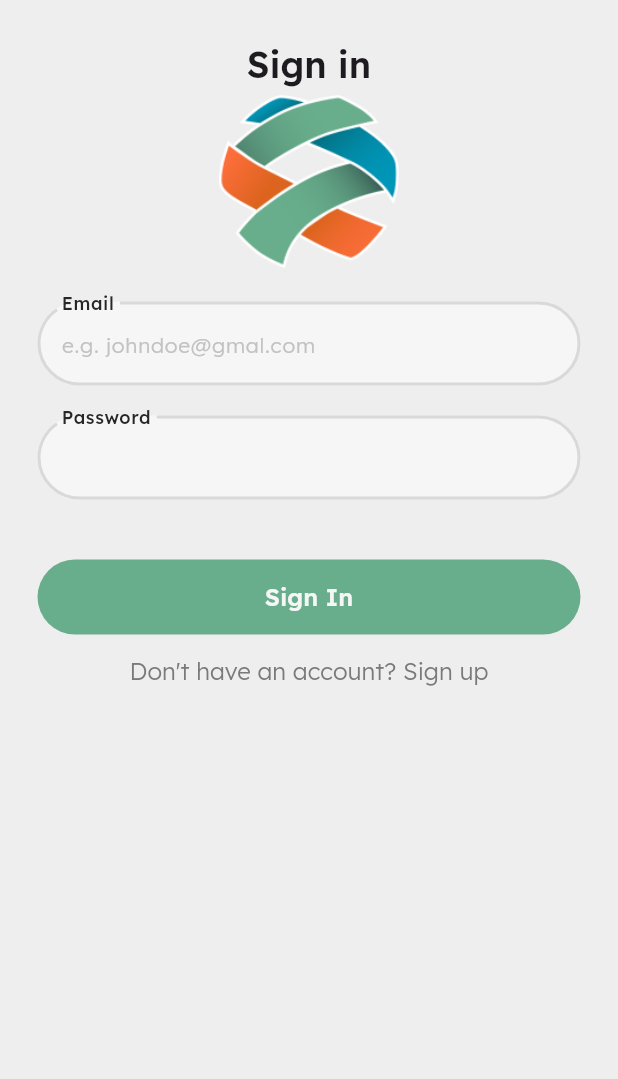
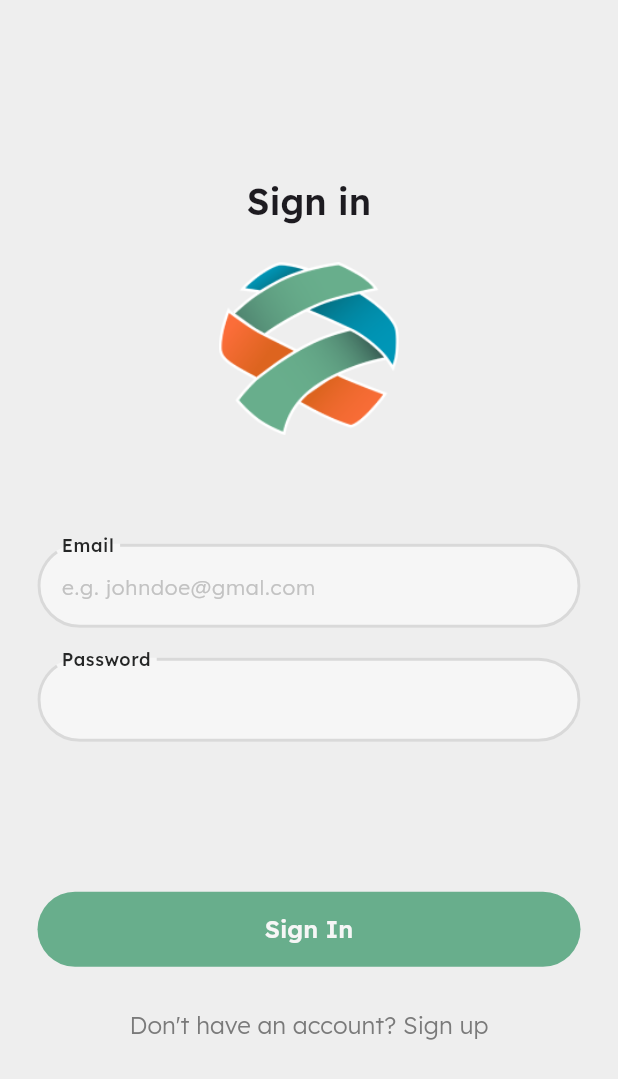
Before and after one commit to nonsomroop/sarnfan-flutter, a Flutter app: the SignInPage screen opened by its route, on a phone screen of 412 x 824 dp. Shown: the top 1079 px of the screen. Run offline on Flutter 3.47's test engine with Material 3 defaults, Android fonts, the phone set to English and light mode, and no system bars; our stand-ins replace flutter_dotenv, flutter_secure_storage, go_router, google_fonts; accounts and stored records are empty.

```diff
--- a/sarnfan/lib/screens/auth/sign_in.dart
+++ b/sarnfan/lib/screens/auth/sign_in.dart
@@ -5,6 +5,7 @@ import 'package:provider/provider.dart';
 import 'package:sarnfan/providers/app_provider.dart';
 import 'package:sarnfan/services/api_service.dart';
 import 'package:sarnfan/themes/color_theme.dart';
+import 'package:sarnfan/widgets/bottom_nav.dart';
 import 'package:sarnfan/widgets/wrapper.dart';
 
 class SignInPage extends StatefulWidget {
@@ -56,30 +57,21 @@ class _SignInPageState extends State<SignInPage> {
   @override
   Widget build(BuildContext context) {
     return Scaffold(
-      // bottomNavigationBar: BottomNavigationBar(
-      //   // backgroundColor: AppColors.green,
-      //   type: BottomNavigationBarType.fixed,
-      //   items: [
-      //     BottomNavigationBarItem(
-      //         label: "FAQ", icon: Icon(Icons.question_mark_rounded)),
-      //     BottomNavigationBarItem(
-      //         label: "Home", icon: Icon(Icons.home_outlined)),
-      //     BottomNavigationBarItem(
-      //         label: "Starred", icon: Icon(Icons.star_border_rounded)),
-      //     BottomNavigationBarItem(label: "Profile", icon: Icon(Icons.person)),
-      //   ],
-      // ),
       body: Wrapper(
           child: Padding(
               padding: const EdgeInsets.all(5.0),
               child: Column(
+                mainAxisAlignment: MainAxisAlignment.center,
                 children: [
                   Text("Sign in",
                       style: Theme.of(context).textTheme.headlineSmall),
-                  const Image(
-                      image: AssetImage('assets/images/logo_gradient.png'),
-                      width: 120,
-                      height: 120),
+                  Padding(
+                    padding: const EdgeInsets.only(top: 20, bottom: 50),
+                    child: const Image(
+                        image: AssetImage('assets/images/logo_gradient.png'),
+                        width: 120,
+                        height: 120),
+                  ),
                   Form(
                       key: _formKey,
                       child: Column(
@@ -112,7 +104,7 @@ class _SignInPageState extends State<SignInPage> {
                             },
                             obscureText: true,
                           ),
-                          const SizedBox(height: 40),
+                          const SizedBox(height: 100),
                           ElevatedButton(
                             onPressed: () {
                               if (_formKey.currentState!.validate()) {
@@ -127,18 +119,7 @@ class _SignInPageState extends State<SignInPage> {
                                     const Size(double.infinity, 50))),
                             child: const Text('Sign In'),
                           ),
-                          // GestureDetector(
-                          //   onTap: () {
-                          //     context.go("/signup");
-                          //   },
-                          //   child: const Text(
-                          //     "Don't have an account? Sign up",
-                          //     style: TextStyle(
-                          //       decoration: TextDecoration.underline,
-                          //       color: Colors.blue,
-                          //     ),
-                          //   ),
-                          // ),
+                          SizedBox(height: 15),
                           TextButton(
                               onPressed: () {
                                 context.go("/signup");
--- a/sarnfan/lib/themes/app_theme.dart
+++ b/sarnfan/lib/themes/app_theme.dart
@@ -140,7 +140,7 @@ class AppTheme {
         borderRadius: BorderRadius.circular(30.0),
       ),
       focusedBorder: OutlineInputBorder(
-        borderSide: const BorderSide(width: 2.0, color: AppColors.pri600),
+        borderSide: const BorderSide(width: 2.0, color: AppColors.pri500),
         borderRadius: BorderRadius.circular(30.0),
       ),
       errorBorder: OutlineInputBorder(
--- a/sarnfan/lib/widgets/create-post/create_post_item.dart
+++ b/sarnfan/lib/widgets/create-post/create_post_item.dart
@@ -11,7 +11,7 @@ class CreatePostItem extends StatelessWidget {
   @override
   Widget build(BuildContext context) {
     return Container(
-        width: MediaQuery.of(context).size.width * 0.7,
+        // width: MediaQuery.of(context).size.width * 0.7,
         height: 80,
         child: ElevatedButton.icon(
             style: ButtonStyle(
--- a/sarnfan/lib/widgets/search_bar.dart
+++ b/sarnfan/lib/widgets/search_bar.dart
@@ -21,7 +21,7 @@ class _SearchFieldState extends State<SearchField> {
               .labelLarge
               ?.copyWith(color: AppColors.neu50),
         ),
-        SizedBox(height: 5),
+        const SizedBox(height: 5),
         TextFormField(
           maxLines: 1,
           scrollPadding: EdgeInsets.all(20),
```
Also changed, not shown: sarnfan/lib/screens/post/create_post.dart (+55 -9 lines).
